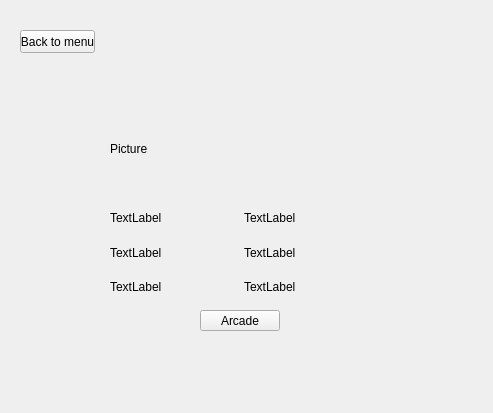
First picture: the form in code/wgt_pages/page_highscores.ui, repository fostfox/snake_game, before the edit.
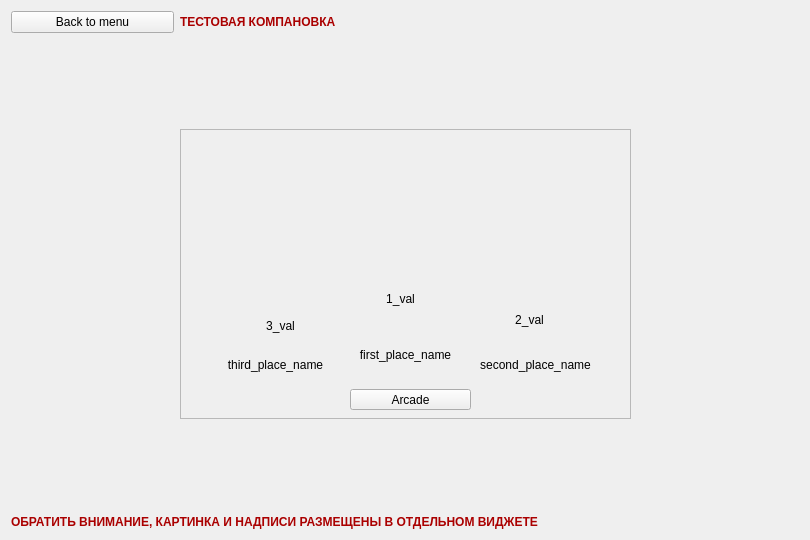
Second picture: the form after the edit. Icons and pictures are not drawn.

Commit message: Added ability to save highscores

Patch:
```diff
--- a/code/wgt_pages/page_highscores.ui
+++ b/code/wgt_pages/page_highscores.ui
@@ -6,112 +6,553 @@
    <rect>
     <x>0</x>
     <y>0</y>
-    <width>493</width>
-    <height>413</height>
+    <width>810</width>
+    <height>540</height>
    </rect>
   </property>
   <property name="windowTitle">
    <string>Form</string>
   </property>
-  <widget class="QPushButton" name="pushButton">
-   <property name="geometry">
-    <rect>
-     <x>20</x>
-     <y>30</y>
-     <width>75</width>
-     <height>23</height>
-    </rect>
-   </property>
-   <property name="text">
-    <string>Back to menu</string>
-   </property>
-  </widget>
-  <widget class="QPushButton" name="pushButton_2">
-   <property name="geometry">
-    <rect>
-     <x>200</x>
-     <y>310</y>
-     <width>80</width>
-     <height>21</height>
-    </rect>
-   </property>
-   <property name="text">
-    <string>Arcade</string>
-   </property>
-  </widget>
-  <widget class="QWidget" name="">
-   <property name="geometry">
-    <rect>
-     <x>110</x>
-     <y>100</y>
-     <width>261</width>
-     <height>201</height>
-    </rect>
-   </property>
-   <layout class="QVBoxLayout" name="verticalLayout_3">
-    <item>
-     <widget class="QLabel" name="Picture">
-      <property name="text">
-       <string>Picture</string>
-      </property>
-     </widget>
-    </item>
-    <item>
-     <layout class="QHBoxLayout" name="horizontalLayout">
-      <item>
-       <layout class="QVBoxLayout" name="verticalLayout">
-        <item>
-         <widget class="QLabel" name="Name0">
-          <property name="text">
-           <string>TextLabel</string>
-          </property>
-         </widget>
-        </item>
-        <item>
-         <widget class="QLabel" name="Name1">
-          <property name="text">
-           <string>TextLabel</string>
-          </property>
-         </widget>
-        </item>
-        <item>
-         <widget class="QLabel" name="Name2">
-          <property name="text">
-           <string>TextLabel</string>
-          </property>
-         </widget>
-        </item>
-       </layout>
-      </item>
-      <item>
-       <layout class="QVBoxLayout" name="verticalLayout_2">
-        <item>
-         <widget class="QLabel" name="Result0">
-          <property name="text">
-           <string>TextLabel</string>
-          </property>
-         </widget>
-        </item>
-        <item>
-         <widget class="QLabel" name="Result1">
-          <property name="text">
-           <string>TextLabel</string>
-          </property>
-         </widget>
-        </item>
-        <item>
-         <widget class="QLabel" name="Result2">
-          <property name="text">
-           <string>TextLabel</string>
-          </property>
-         </widget>
-        </item>
-       </layout>
-      </item>
-     </layout>
-    </item>
-   </layout>
-  </widget>
+  <layout class="QHBoxLayout" name="horizontalLayout">
+   <item>
+    <layout class="QGridLayout" name="gridLayout">
+     <item row="2" column="2">
+      <widget class="QFrame" name="frame">
+       <property name="minimumSize">
+        <size>
+         <width>451</width>
+         <height>290</height>
+        </size>
+       </property>
+       <property name="frameShape">
+        <enum>QFrame::StyledPanel</enum>
+       </property>
+       <property name="frameShadow">
+        <enum>QFrame::Raised</enum>
+       </property>
+       <widget class="QLabel" name="Result2">
+        <property name="geometry">
+         <rect>
+          <x>80</x>
+          <y>187</y>
+          <width>41</width>
+          <height>20</height>
+         </rect>
+        </property>
+        <property name="palette">
+         <palette>
+          <active>
+           <colorrole role="WindowText">
+            <brush brushstyle="SolidPattern">
+             <color alpha="255">
+              <red>0</red>
+              <green>0</green>
+              <blue>0</blue>
+             </color>
+            </brush>
+           </colorrole>
+          </active>
+          <inactive>
+           <colorrole role="WindowText">
+            <brush brushstyle="SolidPattern">
+             <color alpha="255">
+              <red>0</red>
+              <green>0</green>
+              <blue>0</blue>
+             </color>
+            </brush>
+           </colorrole>
+          </inactive>
+          <disabled>
+           <colorrole role="WindowText">
+            <brush brushstyle="SolidPattern">
+             <color alpha="96">
+              <red>164</red>
+              <green>166</green>
+              <blue>168</blue>
+             </color>
+            </brush>
+           </colorrole>
+          </disabled>
+         </palette>
+        </property>
+        <property name="text">
+         <string>3_val</string>
+        </property>
+        <property name="alignment">
+         <set>Qt::AlignCenter</set>
+        </property>
+       </widget>
+       <widget class="QLabel" name="Name2">
+        <property name="geometry">
+         <rect>
+          <x>40</x>
+          <y>220</y>
+          <width>111</width>
+          <height>31</height>
+         </rect>
+        </property>
+        <property name="palette">
+         <palette>
+          <active>
+           <colorrole role="WindowText">
+            <brush brushstyle="SolidPattern">
+             <color alpha="255">
+              <red>0</red>
+              <green>0</green>
+              <blue>0</blue>
+             </color>
+            </brush>
+           </colorrole>
+          </active>
+          <inactive>
+           <colorrole role="WindowText">
+            <brush brushstyle="SolidPattern">
+             <color alpha="255">
+              <red>0</red>
+              <green>0</green>
+              <blue>0</blue>
+             </color>
+            </brush>
+           </colorrole>
+          </inactive>
+          <disabled>
+           <colorrole role="WindowText">
+            <brush brushstyle="SolidPattern">
+             <color alpha="96">
+              <red>164</red>
+              <green>166</green>
+              <blue>168</blue>
+             </color>
+            </brush>
+           </colorrole>
+          </disabled>
+         </palette>
+        </property>
+        <property name="text">
+         <string>third_place_name</string>
+        </property>
+        <property name="alignment">
+         <set>Qt::AlignCenter</set>
+        </property>
+       </widget>
+       <widget class="QLabel" name="Result1">
+        <property name="geometry">
+         <rect>
+          <x>324</x>
+          <y>183</y>
+          <width>51</width>
+          <height>16</height>
+         </rect>
+        </property>
+        <property name="palette">
+         <palette>
+          <active>
+           <colorrole role="WindowText">
+            <brush brushstyle="SolidPattern">
+             <color alpha="255">
+              <red>0</red>
+              <green>0</green>
+              <blue>0</blue>
+             </color>
+            </brush>
+           </colorrole>
+          </active>
+          <inactive>
+           <colorrole role="WindowText">
+            <brush brushstyle="SolidPattern">
+             <color alpha="255">
+              <red>0</red>
+              <green>0</green>
+              <blue>0</blue>
+             </color>
+            </brush>
+           </colorrole>
+          </inactive>
+          <disabled>
+           <colorrole role="WindowText">
+            <brush brushstyle="SolidPattern">
+             <color alpha="96">
+              <red>164</red>
+              <green>166</green>
+              <blue>168</blue>
+             </color>
+            </brush>
+           </colorrole>
+          </disabled>
+         </palette>
+        </property>
+        <property name="text">
+         <string>2_val</string>
+        </property>
+        <property name="alignment">
+         <set>Qt::AlignCenter</set>
+        </property>
+       </widget>
+       <widget class="QLabel" name="Result0">
+        <property name="geometry">
+         <rect>
+          <x>200</x>
+          <y>160</y>
+          <width>41</width>
+          <height>20</height>
+         </rect>
+        </property>
+        <property name="palette">
+         <palette>
+          <active>
+           <colorrole role="WindowText">
+            <brush brushstyle="SolidPattern">
+             <color alpha="255">
+              <red>0</red>
+              <green>0</green>
+              <blue>0</blue>
+             </color>
+            </brush>
+           </colorrole>
+          </active>
+          <inactive>
+           <colorrole role="WindowText">
+            <brush brushstyle="SolidPattern">
+             <color alpha="255">
+              <red>0</red>
+              <green>0</green>
+              <blue>0</blue>
+             </color>
+            </brush>
+           </colorrole>
+          </inactive>
+          <disabled>
+           <colorrole role="WindowText">
+            <brush brushstyle="SolidPattern">
+             <color alpha="96">
+              <red>164</red>
+              <green>166</green>
+              <blue>168</blue>
+             </color>
+            </brush>
+           </colorrole>
+          </disabled>
+         </palette>
+        </property>
+        <property name="text">
+         <string>1_val</string>
+        </property>
+        <property name="alignment">
+         <set>Qt::AlignCenter</set>
+        </property>
+       </widget>
+       <widget class="QPushButton" name="pushButton_2">
+        <property name="geometry">
+         <rect>
+          <x>170</x>
+          <y>260</y>
+          <width>121</width>
+          <height>21</height>
+         </rect>
+        </property>
+        <property name="text">
+         <string>Arcade</string>
+        </property>
+       </widget>
+       <widget class="QLabel" name="Name1">
+        <property name="geometry">
+         <rect>
+          <x>300</x>
+          <y>220</y>
+          <width>111</width>
+          <height>31</height>
+         </rect>
+        </property>
+        <property name="palette">
+         <palette>
+          <active>
+           <colorrole role="WindowText">
+            <brush brushstyle="SolidPattern">
+             <color alpha="255">
+              <red>0</red>
+              <green>0</green>
+              <blue>0</blue>
+             </color>
+            </brush>
+           </colorrole>
+          </active>
+          <inactive>
+           <colorrole role="WindowText">
+            <brush brushstyle="SolidPattern">
+             <color alpha="255">
+              <red>0</red>
+              <green>0</green>
+              <blue>0</blue>
+             </color>
+            </brush>
+           </colorrole>
+          </inactive>
+          <disabled>
+           <colorrole role="WindowText">
+            <brush brushstyle="SolidPattern">
+             <color alpha="96">
+              <red>164</red>
+              <green>166</green>
+              <blue>168</blue>
+             </color>
+            </brush>
+           </colorrole>
+          </disabled>
+         </palette>
+        </property>
+        <property name="text">
+         <string>second_place_name</string>
+        </property>
+        <property name="alignment">
+         <set>Qt::AlignCenter</set>
+        </property>
+       </widget>
+       <widget class="QLabel" name="Name0">
+        <property name="geometry">
+         <rect>
+          <x>170</x>
+          <y>210</y>
+          <width>111</width>
+          <height>31</height>
+         </rect>
+        </property>
+        <property name="palette">
+         <palette>
+          <active>
+           <colorrole role="WindowText">
+            <brush brushstyle="SolidPattern">
+             <color alpha="255">
+              <red>0</red>
+              <green>0</green>
+              <blue>0</blue>
+             </color>
+            </brush>
+           </colorrole>
+          </active>
+          <inactive>
+           <colorrole role="WindowText">
+            <brush brushstyle="SolidPattern">
+             <color alpha="255">
+              <red>0</red>
+              <green>0</green>
+              <blue>0</blue>
+             </color>
+            </brush>
+           </colorrole>
+          </inactive>
+          <disabled>
+           <colorrole role="WindowText">
+            <brush brushstyle="SolidPattern">
+             <color alpha="96">
+              <red>164</red>
+              <green>166</green>
+              <blue>168</blue>
+             </color>
+            </brush>
+           </colorrole>
+          </disabled>
+         </palette>
+        </property>
+        <property name="text">
+         <string>first_place_name</string>
+        </property>
+        <property name="alignment">
+         <set>Qt::AlignCenter</set>
+        </property>
+       </widget>
+       <widget class="QLabel" name="label">
+        <property name="geometry">
+         <rect>
+          <x>0</x>
+          <y>-20</y>
+          <width>451</width>
+          <height>301</height>
+         </rect>
+        </property>
+        <property name="text">
+         <string/>
+        </property>
+        <property name="pixmap">
+         <pixmap resource="../resources.qrc">:/img/page_highscores/cups.png</pixmap>
+        </property>
+        <property name="scaledContents">
+         <bool>true</bool>
+        </property>
+       </widget>
+       <zorder>label</zorder>
+       <zorder>Result2</zorder>
+       <zorder>Name2</zorder>
+       <zorder>Result1</zorder>
+       <zorder>Result0</zorder>
+       <zorder>pushButton_2</zorder>
+       <zorder>Name1</zorder>
+       <zorder>Name0</zorder>
+       <zorder>pushButton</zorder>
+      </widget>
+     </item>
+     <item row="0" column="2" colspan="2">
+      <widget class="QLabel" name="label_2">
+       <property name="palette">
+        <palette>
+         <active>
+          <colorrole role="WindowText">
+           <brush brushstyle="SolidPattern">
+            <color alpha="255">
+             <red>170</red>
+             <green>0</green>
+             <blue>0</blue>
+            </color>
+           </brush>
+          </colorrole>
+         </active>
+         <inactive>
+          <colorrole role="WindowText">
+           <brush brushstyle="SolidPattern">
+            <color alpha="255">
+             <red>170</red>
+             <green>0</green>
+             <blue>0</blue>
+            </color>
+           </brush>
+          </colorrole>
+         </inactive>
+         <disabled>
+          <colorrole role="WindowText">
+           <brush brushstyle="SolidPattern">
+            <color alpha="96">
+             <red>164</red>
+             <green>166</green>
+             <blue>168</blue>
+            </color>
+           </brush>
+          </colorrole>
+         </disabled>
+        </palette>
+       </property>
+       <property name="font">
+        <font>
+         <weight>75</weight>
+         <bold>true</bold>
+        </font>
+       </property>
+       <property name="text">
+        <string>ТЕСТОВАЯ КОМПАНОВКА</string>
+       </property>
+      </widget>
+     </item>
+     <item row="1" column="2">
+      <spacer name="verticalSpacer">
+       <property name="orientation">
+        <enum>Qt::Vertical</enum>
+       </property>
+       <property name="sizeHint" stdset="0">
+        <size>
+         <width>20</width>
+         <height>40</height>
+        </size>
+       </property>
+      </spacer>
+     </item>
+     <item row="2" column="1">
+      <spacer name="horizontalSpacer">
+       <property name="orientation">
+        <enum>Qt::Horizontal</enum>
+       </property>
+       <property name="sizeHint" stdset="0">
+        <size>
+         <width>40</width>
+         <height>20</height>
+        </size>
+       </property>
+      </spacer>
+     </item>
+     <item row="3" column="2">
+      <spacer name="verticalSpacer_2">
+       <property name="orientation">
+        <enum>Qt::Vertical</enum>
+       </property>
+       <property name="sizeHint" stdset="0">
+        <size>
+         <width>20</width>
+         <height>40</height>
+        </size>
+       </property>
+      </spacer>
+     </item>
+     <item row="2" column="3">
+      <spacer name="horizontalSpacer_2">
+       <property name="orientation">
+        <enum>Qt::Horizontal</enum>
+       </property>
+       <property name="sizeHint" stdset="0">
+        <size>
+         <width>40</width>
+         <height>20</height>
+        </size>
+       </property>
+      </spacer>
+     </item>
+     <item row="0" column="1">
+      <widget class="QPushButton" name="pushButton">
+       <property name="text">
+        <string>Back to menu</string>
+       </property>
+      </widget>
+     </item>
+     <item row="4" column="1" colspan="3">
+      <widget class="QLabel" name="label_3">
+       <property name="palette">
+        <palette>
+         <active>
+          <colorrole role="WindowText">
+           <brush brushstyle="SolidPattern">
+            <color alpha="255">
+             <red>170</red>
+             <green>0</green>
+             <blue>0</blue>
+            </color>
+           </brush>
+          </colorrole>
+         </active>
+         <inactive>
+          <colorrole role="WindowText">
+           <brush brushstyle="SolidPattern">
+            <color alpha="255">
+             <red>170</red>
+             <green>0</green>
+             <blue>0</blue>
+            </color>
+           </brush>
+          </colorrole>
+         </inactive>
+         <disabled>
+          <colorrole role="WindowText">
+           <brush brushstyle="SolidPattern">
+            <color alpha="96">
+             <red>164</red>
+             <green>166</green>
+             <blue>168</blue>
+            </color>
+           </brush>
+          </colorrole>
+         </disabled>
+        </palette>
+       </property>
+       <property name="font">
+        <font>
+         <weight>75</weight>
+         <bold>true</bold>
+        </font>
+       </property>
+       <property name="text">
+        <string>ОБРАТИТЬ ВНИМАНИЕ, КАРТИНКА И НАДПИСИ РАЗМЕЩЕНЫ В ОТДЕЛЬНОМ ВИДЖЕТЕ</string>
+       </property>
+      </widget>
+     </item>
+    </layout>
+   </item>
+  </layout>
  </widget>
  <resources/>
  <connections/>
```
Left out of the diff: 4 changed lines with no effect on the pictures. The commit also changes 17 other files.
